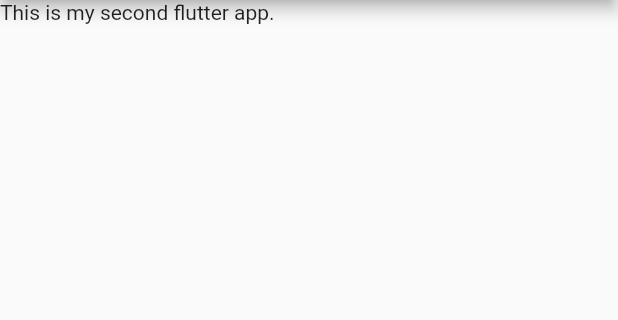
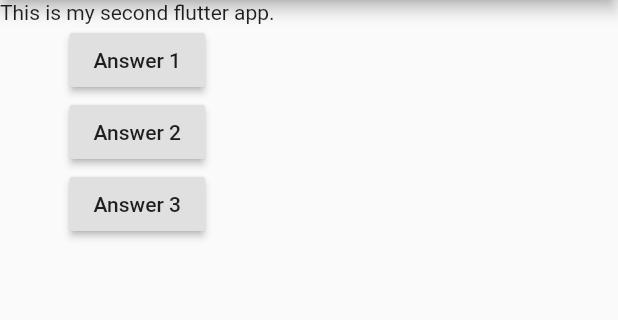
Before and after one commit to AllanRobert0/flutter-quiz-app, a Flutter app: the screen it shows after launch, on a phone screen of 412 x 824 dp, the part 84-404 px from its top. Run offline on Flutter 3.47's test engine with Material 2 defaults, Android fonts, the phone set to English and light mode, and no system bars.

Commit message:
Added function calls on press button

```diff
--- a/lib/main.dart
+++ b/lib/main.dart
@@ -3,14 +3,28 @@ import 'package:flutter/material.dart';
 void main() => runApp(MyApp());
 
 class MyApp extends StatelessWidget {
+  void answerQuestion() {
+    print('Correct Answer 1!');
+  }
+
   Widget build(BuildContext context) {
     return MaterialApp(
       home: Scaffold(
-        appBar: AppBar(
-          title: Text('Flutter Course'),
-        ),
-        body: Text('This is my second flutter app.'),
-      ),
+          appBar: AppBar(
+            title: Text('Flutter Course'),
+          ),
+          body: Column(children: [
+            Text('This is my second flutter app.'),
+            RaisedButton(child: Text('Answer 1'), onPressed: answerQuestion),
+            RaisedButton(
+                child: Text('Answer 2'),
+                onPressed: () => print('Correct Answer 2')),
+            RaisedButton(
+                child: Text('Answer 3'),
+                onPressed: () {
+                  print('Correct Answer 3');
+                }),
+          ])),
     );
   }
 }
```
